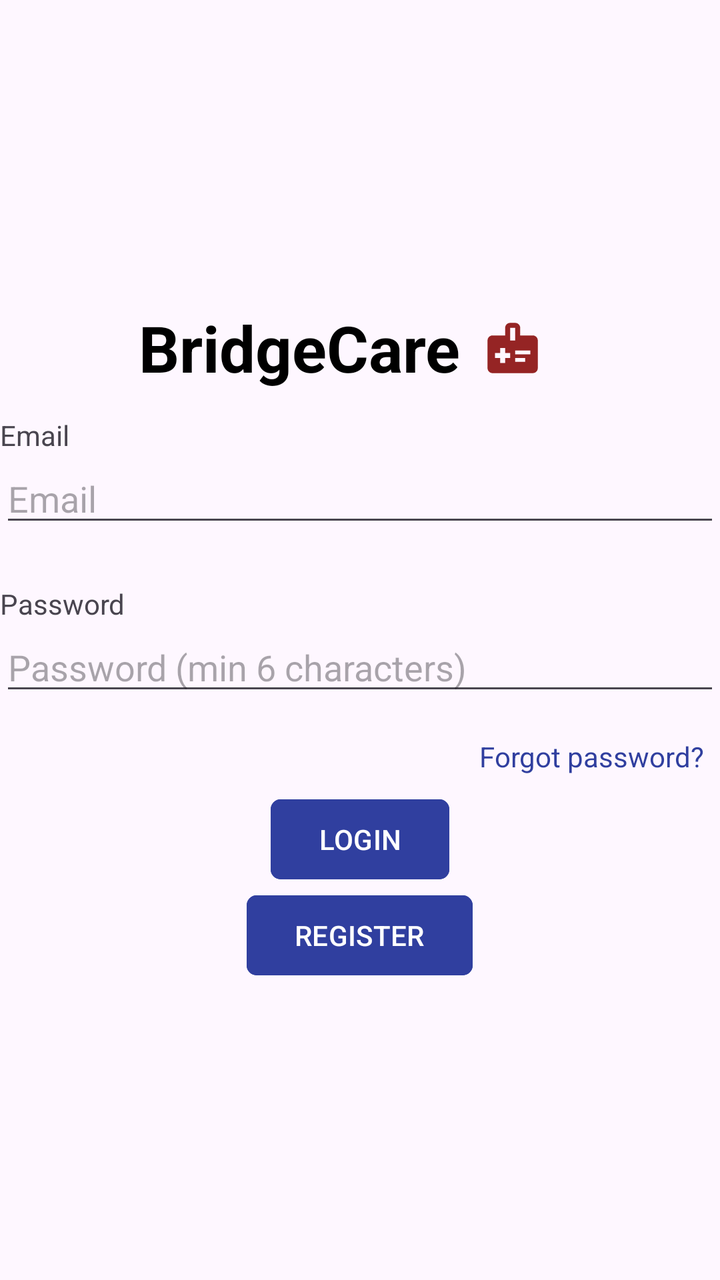
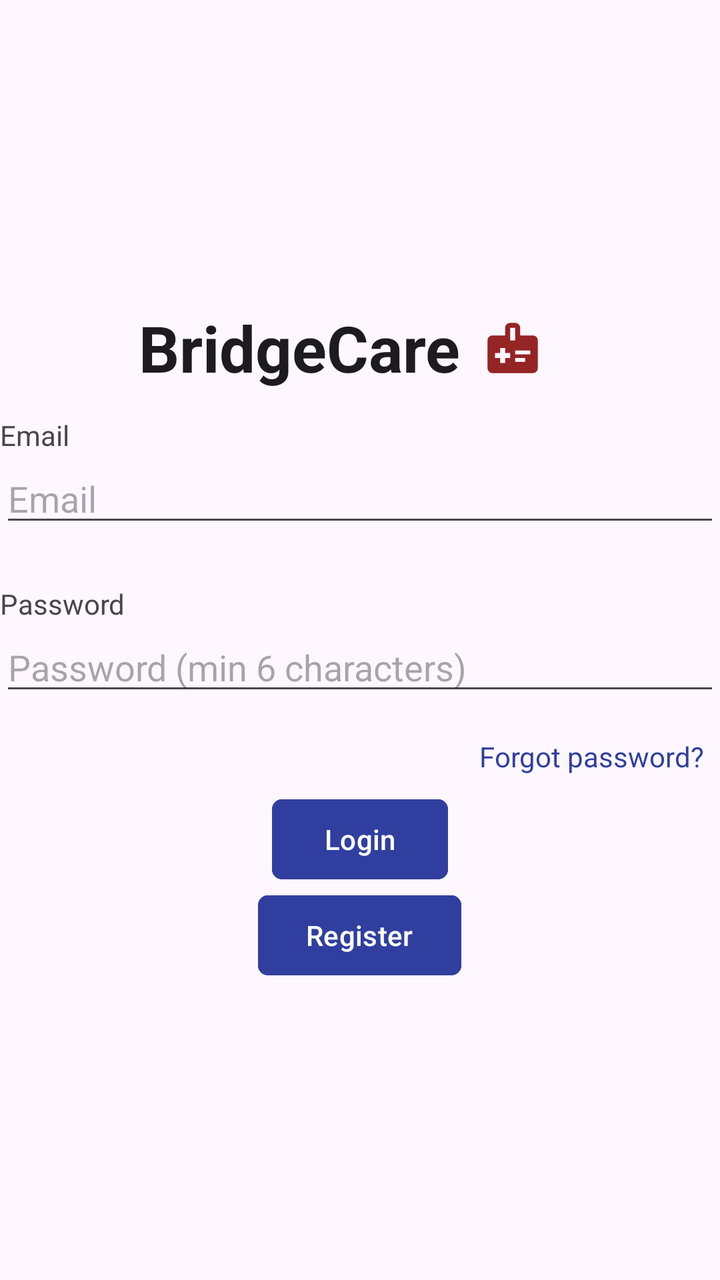

Compare the two renders of this Android layout. The source of the first and the diff that turns it into the second are given below.
<!-- AndroidManifest.xml: application theme Theme.BridgeCare -->
<!-- res/layout/activity_login.xml -->
<?xml version="1.0" encoding="utf-8"?>
<LinearLayout xmlns:android="http://schemas.android.com/apk/res/android"
    xmlns:app="http://schemas.android.com/apk/res-auto"
    android:id="@+id/main"
    android:layout_width="match_parent"
    android:layout_height="match_parent"
    android:orientation="vertical"
    android:gravity="center"
    android:layout_margin="16dp">


    <LinearLayout
        android:layout_width="match_parent"
        android:layout_height="wrap_content"
        android:orientation="horizontal"
        android:gravity="center">

        <TextView
            android:id="@+id/labelBridgeCare"
            android:layout_width="wrap_content"
            android:layout_height="wrap_content"
            android:gravity="center_vertical"
            android:text="BridgeCare"
            android:textSize="32sp"
            android:textStyle="bold"
            android:textColor="#000000" />

        <ImageView
            android:id="@+id/imageLogo"
            android:layout_width="52dp"
            android:layout_height="52dp"
            android:src="@drawable/care_connect_image_foreground"
            android:contentDescription="Logo"
            android:layout_marginEnd="8dp" />
    </LinearLayout>

    <TextView
        android:layout_width="match_parent"
        android:layout_height="wrap_content"
        android:layout_marginTop="8dp"
        android:text="Email" />

    <EditText
        android:id="@+id/emailEditText"
        android:layout_width="match_parent"
        android:layout_height="wrap_content"
        android:hint="Email"
        android:inputType="textEmailAddress"
        android:layout_marginBottom="16dp" />

    <TextView
        android:layout_width="match_parent"
        android:layout_height="wrap_content"
        android:layout_marginTop="8dp"
        android:text="Password" />

    <EditText
        android:id="@+id/passwordEditText"
        android:layout_width="match_parent"
        android:layout_height="wrap_content"
        android:hint="@string/password_hint"
        android:inputType="textPassword"
        android:layout_marginBottom="8dp" />

    <TextView
        android:id="@+id/forgotPasswordButton"
        android:layout_width="wrap_content"
        android:layout_height="wrap_content"
        android:layout_gravity="end"
        android:clickable="true"
        android:focusable="true"
        android:padding="8dp"
        android:text="@string/forgot_password"
        android:textColor="#303F9F" />

    <ProgressBar
        android:id="@+id/authProgressBar"
        android:layout_width="wrap_content"
        android:layout_height="wrap_content"
        android:layout_marginTop="8dp"
        android:visibility="gone" />

    <Button
        android:id="@+id/loginButton"
        android:layout_width="wrap_content"
        android:layout_height="wrap_content"
        android:text="LOGIN"
        android:backgroundTint="#303F9F"
        app:cornerRadius="5dp" />
    <Button
        android:id="@+id/toRegisterButton"
        android:layout_width="wrap_content"
        android:layout_height="wrap_content"
        android:text="REGISTER"
        android:backgroundTint="#303F9F"
        app:cornerRadius="5dp"/>
</LinearLayout>
<!-- resources referenced by this layout -->
<resources>
  <!-- drawable care_connect_image_foreground (drawable) -->
  <vector xmlns:android="http://schemas.android.com/apk/res/android"
      android:width="108dp"
      android:height="108dp"
      android:viewportWidth="24"
      android:viewportHeight="24"
      android:tint="#952424">
    <group android:scaleX="0.58"
        android:scaleY="0.58"
        android:translateX="5.04"
        android:translateY="5.04">
      <path
          android:fillColor="@android:color/white"
          android:pathData="M20,7h-5V4c0,-1.1 -0.9,-2 -2,-2h-2C9.9,2 9,2.9 9,4v3H4C2.9,7 2,7.9 2,9v11c0,1.1 0.9,2 2,2h16c1.1,0 2,-0.9 2,-2V9C22,7.9 21.1,7 20,7zM11,4h2v5h-2V4zM11,16H9v2H7v-2H5v-2h2v-2h2v2h2V16zM13,14.5V13h6v1.5H13zM13,17.5V16h4v1.5H13z"/>
    </group>
  </vector>
  <string name="forgot_password">Forgot password?</string>
  <string name="password_hint">Password (min 6 characters)</string>
  <style name="Theme.BridgeCare" parent="Base.Theme.BridgeCare" />
  <style name="Base.Theme.BridgeCare" parent="Theme.Material3.DayNight.NoActionBar">
          
          
      </style>
</resources>

<!-- the commit's change to res/layout/activity_login.xml (unified diff, before → after) -->
@@ -20,17 +20,17 @@
             android:layout_width="wrap_content"
             android:layout_height="wrap_content"
             android:gravity="center_vertical"
-            android:text="BridgeCare"
+            android:text="@string/app_name"
             android:textSize="32sp"
             android:textStyle="bold"
-            android:textColor="#000000" />
+            android:textColor="?android:attr/textColorPrimary" />
 
         <ImageView
             android:id="@+id/imageLogo"
             android:layout_width="52dp"
             android:layout_height="52dp"
             android:src="@drawable/care_connect_image_foreground"
-            android:contentDescription="Logo"
+            android:contentDescription="@string/cd_app_logo"
             android:layout_marginEnd="8dp" />
     </LinearLayout>
 
@@ -38,13 +38,13 @@
         android:layout_width="match_parent"
         android:layout_height="wrap_content"
         android:layout_marginTop="8dp"
-        android:text="Email" />
+        android:text="@string/email_label" />
 
     <EditText
         android:id="@+id/emailEditText"
         android:layout_width="match_parent"
         android:layout_height="wrap_content"
-        android:hint="Email"
+        android:hint="@string/email_hint"
         android:inputType="textEmailAddress"
         android:layout_marginBottom="16dp" />
 
@@ -52,7 +52,7 @@
         android:layout_width="match_parent"
         android:layout_height="wrap_content"
         android:layout_marginTop="8dp"
-        android:text="Password" />
+        android:text="@string/password_label" />
 
     <EditText
         android:id="@+id/passwordEditText"
@@ -84,14 +84,14 @@
         android:id="@+id/loginButton"
         android:layout_width="wrap_content"
         android:layout_height="wrap_content"
-        android:text="LOGIN"
+        android:text="@string/login"
         android:backgroundTint="#303F9F"
         app:cornerRadius="5dp" />
     <Button
         android:id="@+id/toRegisterButton"
         android:layout_width="wrap_content"
         android:layout_height="wrap_content"
-        android:text="REGISTER"
+        android:text="@string/register"
         android:backgroundTint="#303F9F"
         app:cornerRadius="5dp"/>
 </LinearLayout>
<!-- resource entries referenced after the edit -->
@@ -16,8 +16,15 @@
           android:pathData="M20,7h-5V4c0,-1.1 -0.9,-2 -2,-2h-2C9.9,2 9,2.9 9,4v3H4C2.9,7 2,7.9 2,9v11c0,1.1 0.9,2 2,2h16c1.1,0 2,-0.9 2,-2V9C22,7.9 21.1,7 20,7zM11,4h2v5h-2V4zM11,16H9v2H7v-2H5v-2h2v-2h2v2h2V16zM13,14.5V13h6v1.5H13zM13,17.5V16h4v1.5H13z"/>
     </group>
   </vector>
+  <string name="app_name">BridgeCare</string>
+  <string name="cd_app_logo">BridgeCare logo</string>
+  <string name="email_hint">Email</string>
+  <string name="email_label">Email</string>
   <string name="forgot_password">Forgot password?</string>
+  <string name="login">Login</string>
   <string name="password_hint">Password (min 6 characters)</string>
+  <string name="password_label">Password</string>
+  <string name="register">Register</string>
   <style name="Theme.BridgeCare" parent="Base.Theme.BridgeCare" />
   <style name="Base.Theme.BridgeCare" parent="Theme.Material3.DayNight.NoActionBar">
           
